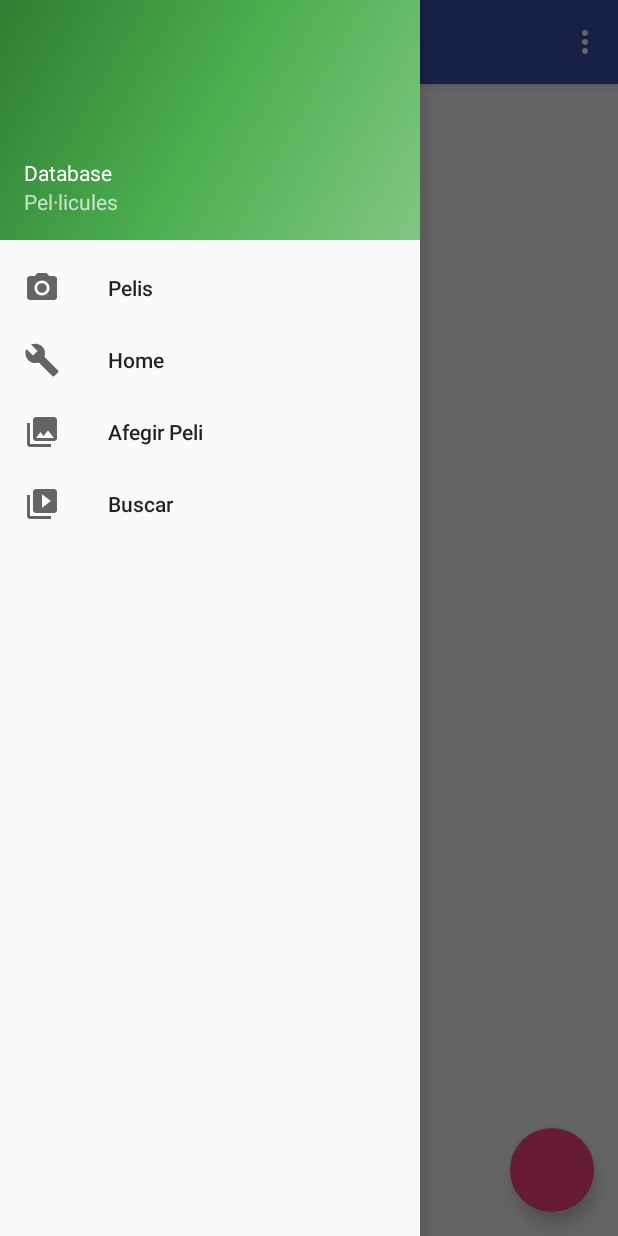
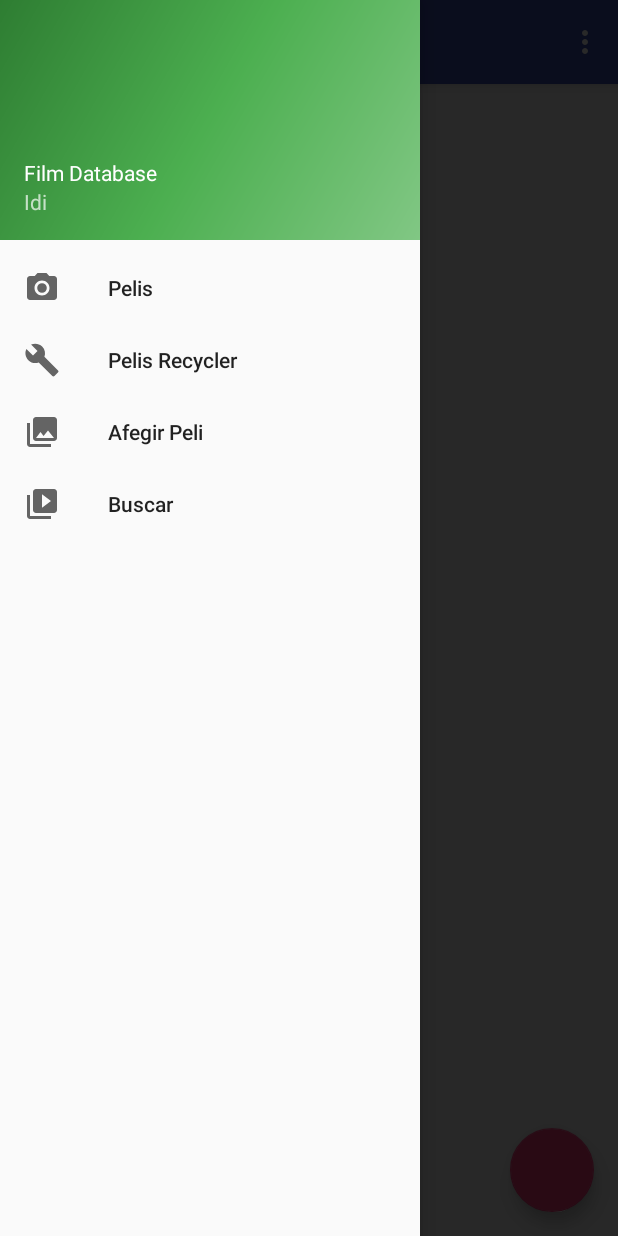
Before and after one commit to marcbarrio/MyFilmDatabaseDefinitiu2, an Android app: the screen it shows after launch (AppBasicActivity before the commit, MainActivity after it), with the side drawer open, on a phone screen of 412 x 824 dp. Run offline under Robolectric (Android 15) with nearby library versions, the phone set to English and light mode, and no system bars.

Commit message:
Mas o menos ejecutable

```diff
--- a/app/src/main/java/com/example/pr_idi/mydatabaseexample/AppBasicActivity.java
+++ b/app/src/main/java/com/example/pr_idi/mydatabaseexample/AppBasicActivity.java
@@ -4,6 +4,8 @@ import android.content.Intent;
 import android.os.Bundle;
 import android.support.design.widget.FloatingActionButton;
 import android.support.design.widget.Snackbar;
+import android.support.v7.widget.RecyclerView;
+import android.util.Log;
 import android.view.View;
 import android.support.design.widget.NavigationView;
 import android.support.v4.view.GravityCompat;
@@ -20,7 +22,7 @@ import java.util.List;
 public class AppBasicActivity extends AppCompatActivity
         implements NavigationView.OnNavigationItemSelectedListener {
 
-    private DrawerLayout drawer;
+    protected DrawerLayout drawer;
     private NavigationView navigationView;
     private Toolbar toolbar;
     FilmData filmData;
@@ -33,7 +35,7 @@ public class AppBasicActivity extends AppCompatActivity
         setSupportActionBar(toolbar);
         filmData = new FilmData(this);
         filmData.open();
-
+        Log.d("Base Activity","OnCreate");
        /*FloatingActionButton fab = (FloatingActionButton) findViewById(R.id.fab);
         fab.setOnClickListener(new View.OnClickListener() {
             @Override
@@ -51,6 +53,7 @@ public class AppBasicActivity extends AppCompatActivity
 
         navigationView = (NavigationView) findViewById(R.id.nav_view);
         navigationView.setNavigationItemSelectedListener(this);
+
     }
 
   /*  @Override
@@ -67,6 +70,7 @@ public class AppBasicActivity extends AppCompatActivity
     public boolean onCreateOptionsMenu(Menu menu) {
         // Inflate the menu; this adds items to the action bar if it is present.
         getMenuInflater().inflate(R.menu.app_basic, menu);
+        Log.d("Base","onCreateOptionsMenu");
         return true;
     }
 
@@ -76,6 +80,7 @@ public class AppBasicActivity extends AppCompatActivity
         // automatically handle clicks on the Home/Up button, so long
         // as you specify a parent activity in AndroidManifest.xml.
         int id = item.getItemId();
+        Log.d("Base","onOptionsItemSelected");
         switch (id){
             case R.id.random_films:
                 List<Film> films = filmData.getAllFilms();
@@ -90,6 +95,15 @@ public class AppBasicActivity extends AppCompatActivity
                 film.setProtagonist("Harrison Ford");
                 film.setCritics_rate(8);
                 filmData.createFilm(film);
+                break;
+            case R.id.databaseoptions:
+                Log.d("fdghsdgfds","sdfgwse");
+                startActivity(new Intent(getApplicationContext(), RecyclerActivity.class));
+                break;
+            case R.id.afegir_pelioptions:
+                startActivity(new Intent(getApplicationContext(),AfegirPeli.class));
+                break;
+
         }
 
         //noinspection SimplifiableIfStatement
@@ -107,18 +121,21 @@ public class AppBasicActivity extends AppCompatActivity
     public boolean onNavigationItemSelected(MenuItem item) {
         // Handle navigation view item clicks here.
         int id = item.getItemId();
-
+        Log.d("ID:",String.valueOf(id));
+        Log.d("Base","onNavItemSel");
         switch(id){
             case R.id.iniHome:
                 startActivity(new Intent(getApplicationContext(), MainActivity.class));
                 break;
-            case R.id.inici:
-                startActivity(new Intent(getApplicationContext(), Inici.class));
+            case R.id.database:
+                Log.d("fdghsdgfds","sdfgwse");
+                startActivity(new Intent(getApplicationContext(), RecyclerActivity.class));
                 break;
-            /*case R.id.afegir_peli:
+
+            case R.id.afegir_peli:
                 startActivity(new Intent(getApplicationContext(),AfegirPeli.class));
                 break;
-            case R.id.cercar:
+            /*case R.id.cercar:
                 startActivity(new Intent(getApplicationContext(),Cercar.class));
                 break;
 */
@@ -129,4 +146,31 @@ public class AppBasicActivity extends AppCompatActivity
         return true;
     }
 
+    @Override
+    public void setContentView(int layoutResID) {
+        Log.d("Base","setContentView");
+        DrawerLayout fullLayout = (DrawerLayout) getLayoutInflater().inflate(R.layout.activity_app_basic, null);
+        FrameLayout frameLayout = (FrameLayout) fullLayout.findViewById(R.id.frame_layout_drawer);
+
+        getLayoutInflater().inflate(layoutResID, frameLayout, true);
+
+        super.setContentView(fullLayout);
+        setView();
+    }
+
+    protected void setView() {
+        Log.d("Base","setView");
+        Toolbar toolbar = (Toolbar) findViewById(R.id.toolbar);
+        setSupportActionBar(toolbar);
+
+        DrawerLayout drawer = (DrawerLayout) findViewById(R.id.drawer_layout);
+        ActionBarDrawerToggle toggle = new ActionBarDrawerToggle(
+                this, drawer, toolbar, R.string.navigation_drawer_open, R.string.navigation_drawer_close);
+        drawer.setDrawerListener(toggle);
+        toggle.syncState();
+
+        NavigationView navigationView = (NavigationView) findViewById(R.id.nav_view);
+        navigationView.setNavigationItemSelectedListener(this);
+    }
+
 }
--- a/app/src/main/java/com/example/pr_idi/mydatabaseexample/MainActivity.java
+++ b/app/src/main/java/com/example/pr_idi/mydatabaseexample/MainActivity.java
@@ -1,75 +1,77 @@
 package com.example.pr_idi.mydatabaseexample;
 
 
+import java.util.Collections;
+import java.util.Comparator;
+import java.util.LinkedList;
 import java.util.List;
 import java.util.Random;
 
 import android.app.ListActivity;
+import android.content.Context;
+import android.content.Intent;
 import android.os.Bundle;
 import android.support.v7.widget.LinearLayoutManager;
 import android.support.v7.widget.RecyclerView;
 import android.util.Log;
+import android.view.LayoutInflater;
 import android.view.View;
+import android.widget.AdapterView;
 import android.widget.ArrayAdapter;
+import android.widget.ListView;
 
 public class MainActivity extends AppBasicActivity {
-    private FilmData filmData;
-    private RecyclerView recyclerView;
-    private RecyclerView.Adapter rvAdapter;
-    private RecyclerView.LayoutManager rvManager;
-    private List<Film> films;
 
-    @Override
-    public void onCreate(Bundle savedInstanceState){
-        super.onCreate(savedInstanceState);
-        setContentView(R.layout.main);
+    FilmData filmData;
 
-        filmData = new FilmData(this);
+   @Override
+    public void onResume(){
+        super.onResume();
         filmData.open();
-
-        recyclerView = (RecyclerView) findViewById(R.id.recycler_view);
-        rvManager = new LinearLayoutManager(this);
-        recyclerView.setLayoutManager(rvManager);
         String ordreAny = MySQLiteHelper.COLUMN_YEAR_RELEASE;
-        rvAdapter = new MiRecyclerViewAdapter(filmData.getAllFilmsOrder(ordreAny));
-        recyclerView.setAdapter(rvAdapter);
-        Log.d("Main Activity", "--OnCreate--");
+        List<Film> values = filmData.getAllFilmsOrder(ordreAny);
+        final ArrayAdapter<Film> adapter = new ArrayAdapter<>(this,
+                android.R.layout.simple_list_item_1, values);
+        ListView listView = (ListView) findViewById(R.id.list_main_activity);
+        listView.setAdapter(adapter);
+        Log.d("Main", "onResume");
     }
 
-   /* @Override
-    public void onResume(){
-        super.onResume();
-
-        filmData = new FilmData(this);
-        filmData.open();
-        //String ordreAny = MySQLiteHelper.COLUMN_YEAR_RELEASE;
-        films = this.filmData.getAllFilms();
-        rvAdapter = new MiRecyclerViewAdapter(this.films);
-        recyclerView.setAdapter(rvAdapter);
-        Log.d("Adapter", "Adapter Set");
-
-    }*/
-/*
     @Override
     public void onCreate(Bundle savedInstanceState) {
         super.onCreate(savedInstanceState);
         setContentView(R.layout.main);
+        setTitle("Pel·licules");
 
         filmData = new FilmData(this);
         filmData.open();
 
         List<Film> values = filmData.getAllFilms();
-
-        // use the SimpleCursorAdapter to show the
-        // elements in a ListView
-        ArrayAdapter<Film> adapter = new ArrayAdapter<>(this,
+        Collections.sort(values,new Comparator<Film>(){
+            @Override
+            public int compare(Film f1, Film f2){
+                return f1.getTitle().compareTo(f2.getTitle());
+            }
+        });
+        final ArrayAdapter<Film> adapter = new ArrayAdapter<>(this,
                 android.R.layout.simple_list_item_1, values);
-        setListAdapter(adapter);
+        ListView listView = (ListView) findViewById(R.id.list_main_activity);
+        listView.setAdapter(adapter);
+        Log.d("Main","onCreate");
+        /*listView.setOnItemClickListener(new AdapterView.OnItemClickListener() {
+            @Override
+            public void onItemClick(AdapterView<?> adapterView, View view, int i, long l) {
+                String title = adapterView.getAdapter().getItem(i).toString();
+                Intent intent = new Intent(getApplicationContext(), DetailFilm.class);
+                intent.putExtra("title",title);
+                startActivity(intent);
+            }
+        });*/
     }
 
     // Will be called via the onClick attribute
     // of the buttons in main.xml
-    public void onClick(View view) {
+  /*  public void onClick(View view) {
         @SuppressWarnings("unchecked")
         ArrayAdapter<Film> adapter = (ArrayAdapter<Film>) getListAdapter();
         Film film;
@@ -91,7 +93,7 @@ public class MainActivity extends AppBasicActivity {
         }
         adapter.notifyDataSetChanged();
     }
-
+/*
     @Override
     protected void onResume() {
         filmData.open();
--- a/app/src/main/res/layout/activity_app_basic.xml
+++ b/app/src/main/res/layout/activity_app_basic.xml
@@ -22,4 +22,12 @@
         app:headerLayout="@layout/nav_header_app_basic"
         app:menu="@menu/activity_app_basic_drawer" />
 
+    <FrameLayout
+        android:layout_width="match_parent"
+        android:layout_height="match_parent"
+        android:id="@+id/frame_layout_drawer">
+
+    </FrameLayout>
+
+
 </android.support.v4.widget.DrawerLayout>
--- a/app/src/main/res/layout/nav_header_app_basic.xml
+++ b/app/src/main/res/layout/nav_header_app_basic.xml
@@ -23,13 +23,13 @@
         android:layout_width="match_parent"
         android:layout_height="wrap_content"
         android:paddingTop="@dimen/nav_header_vertical_spacing"
-        android:text="Database"
+        android:text="Film Database"
         android:textAppearance="@style/TextAppearance.AppCompat.Body1" />
 
     <TextView
         android:id="@+id/textView"
         android:layout_width="wrap_content"
         android:layout_height="wrap_content"
-        android:text="Pel·licules" />
+        android:text="Idi" />
 
 </LinearLayout>
--- a/app/src/main/res/menu/activity_app_basic_drawer.xml
+++ b/app/src/main/res/menu/activity_app_basic_drawer.xml
@@ -8,9 +8,9 @@
             android:icon="@drawable/ic_menu_camera"
             android:title="Pelis" />
         <item
-            android:id="@+id/inici"
+            android:id="@+id/database"
             android:icon="@drawable/ic_menu_manage"
-            android:title="Home" />
+            android:title="Pelis Recycler" />
 
         <item
             android:id="@+id/afegir_peli"
--- a/app/src/main/res/menu/app_basic.xml
+++ b/app/src/main/res/menu/app_basic.xml
@@ -14,4 +14,15 @@
         android:title="Posar Pelis Aleatories"
         app:showAsAction="never"
         />
+    <item
+        android:id="@+id/databaseoptions"
+        android:orderInCategory="100"
+        android:title="Recycler"
+        app:showAsAction="never" />
+    <item
+        android:id="@+id/afegir_pelioptions"
+        android:orderInCategory="100"
+        android:title="afegir peli"
+        app:showAsAction="never" />
+
 </menu>
--- a/app/src/main/res/values/strings.xml
+++ b/app/src/main/res/values/strings.xml
@@ -6,4 +6,5 @@
     <string name="navigation_drawer_close">Close navigation drawer</string>
 
     <string name="action_settings">Settings</string>
+    <string name="title_activity_recycler">RecyclerActivity</string>
 </resources>
--- a/app/src/main/res/values/styles.xml
+++ b/app/src/main/res/values/styles.xml
@@ -17,4 +17,8 @@
 
     <style name="AppTheme.PopupOverlay" parent="ThemeOverlay.AppCompat.Light" />
 
+    <style name="AppBarOverlay" parent="ThemeOverlay.AppCompat.Dark.ActionBar" />
+
+    <style name="PopupOverlay" parent="ThemeOverlay.AppCompat.Light" />
+
 </resources>
```
Also changed, not shown: app/src/main/AndroidManifest.xml (+9 -5 lines), app/src/main/java/com/example/pr_idi/mydatabaseexample/AfegirPeli.java (added, +73 -0 lines), app/src/main/java/com/example/pr_idi/mydatabaseexample/Inici.java (deleted, +0 -32 lines), app/src/main/java/com/example/pr_idi/mydatabaseexample/RecyclerActivity.java (added, +42 -0 lines), app/src/main/res/layout/activity_afegir_peli.xml (added, +115 -0 lines), app/src/main/res/layout/activity_recycler.xml (added, +17 -0 lines), app/src/main/res/layout/content_recycler.xml (added, +16 -0 lines), app/src/main/res/layout/inici.xml (deleted, +0 -23 lines), app/src/main/res/layout/main.xml (+15 -4 lines).
